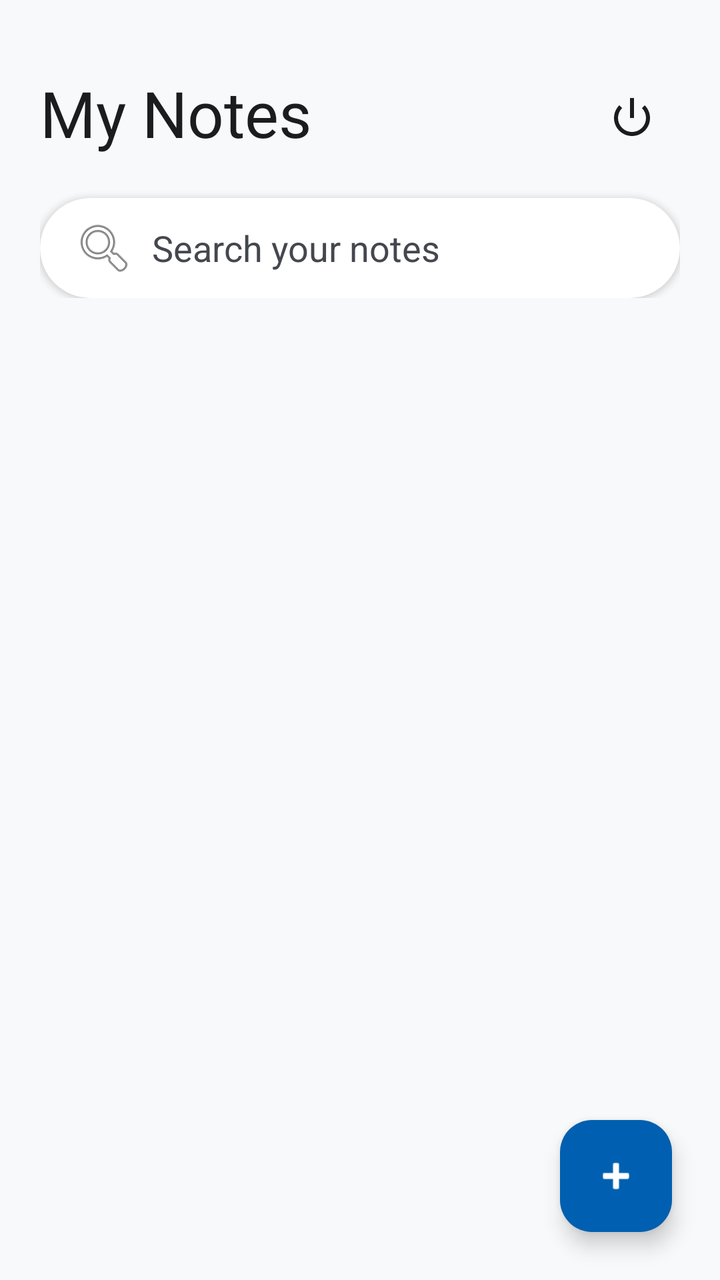
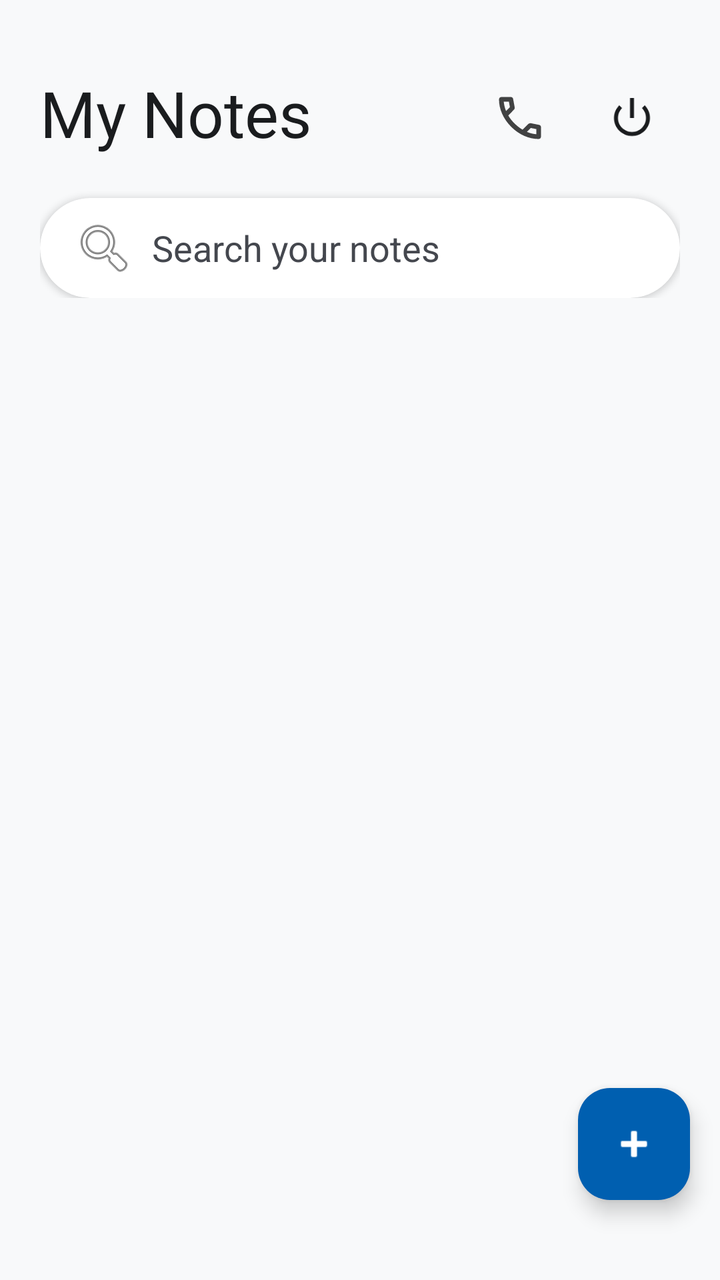

Screens rendered from an Android XML layout before and after an edit, with the pre-edit source and the edit as a unified diff.
<!-- AndroidManifest.xml: application theme Theme.Notepad -->
<!-- res/layout/activity_nextpage.xml -->
<?xml version="1.0" encoding="utf-8"?>
<androidx.coordinatorlayout.widget.CoordinatorLayout xmlns:android="http://schemas.android.com/apk/res/android"
    xmlns:app="http://schemas.android.com/apk/res-auto"
    xmlns:tools="http://schemas.android.com/tools"
    android:id="@+id/main"
    android:layout_width="match_parent"
    android:layout_height="match_parent"
    android:background="@color/gray_light"
    tools:context=".nextpage">

    <com.google.android.material.appbar.AppBarLayout
        android:layout_width="match_parent"
        android:layout_height="wrap_content"
        android:background="@android:color/transparent"
        app:elevation="0dp">

        <LinearLayout
            android:layout_width="match_parent"
            android:layout_height="wrap_content"
            android:orientation="vertical"
            android:paddingHorizontal="20dp"
            android:paddingTop="35dp"
            android:paddingBottom="8dp">

            <RelativeLayout
                android:layout_width="match_parent"
                android:layout_height="wrap_content">

                <TextView
                    android:id="@+id/title_tv"
                    android:layout_width="wrap_content"
                    android:layout_height="wrap_content"
                    android:fontFamily="@font/noteame"
                    android:text="@string/my_notes"
                    android:textColor="@color/black"
                    android:textSize="32sp" />

                <ImageButton
                    android:id="@+id/logout_btn"
                    android:layout_width="48dp"
                    android:layout_height="48dp"
                    android:layout_alignParentEnd="true"
                    android:layout_centerVertical="true"
                    android:background="?attr/selectableItemBackgroundBorderless"
                    android:src="@android:drawable/ic_lock_power_off"
                    app:tint="@color/black"
                    android:contentDescription="Logout" />
            </RelativeLayout>

            <com.google.android.material.card.MaterialCardView
                android:id="@+id/search_card"
                android:layout_width="match_parent"
                android:layout_height="50dp"
                android:layout_marginTop="16dp"
                app:cardCornerRadius="25dp"
                app:cardElevation="2dp"
                app:strokeWidth="0dp"
                app:cardBackgroundColor="@color/white">

                <androidx.appcompat.widget.SearchView
                    android:id="@+id/search_et"
                    android:layout_width="match_parent"
                    android:layout_height="match_parent"
                    android:theme="@style/Theme.Notepad.SearchView"
                    app:iconifiedByDefault="false"
                    app:queryHint="Search your notes"
                    app:searchIcon="@android:drawable/ic_menu_search"
                    app:queryBackground="@android:color/transparent" />

            </com.google.android.material.card.MaterialCardView>
        </LinearLayout>
    </com.google.android.material.appbar.AppBarLayout>

    <androidx.recyclerview.widget.RecyclerView
        android:id="@+id/notes_rv"
        android:layout_width="match_parent"
        android:layout_height="wrap_content"
        android:clipToPadding="false"
        android:paddingHorizontal="10dp"
        android:paddingTop="8dp"
        android:paddingBottom="100dp"
        app:layout_behavior="@string/appbar_scrolling_view_behavior" />

    <com.google.android.material.floatingactionbutton.ExtendedFloatingActionButton
        android:id="@+id/add_note_fab"
        android:layout_width="wrap_content"
        android:layout_height="wrap_content"
        android:layout_gravity="bottom|end"
        android:layout_margin="24dp"
        android:textColor="@color/white"
        android:textAllCaps="false"
        android:fontFamily="sans-serif-medium"
        app:icon="@android:drawable/ic_input_add"
        app:iconTint="@color/white"
        app:backgroundTint="@color/btn_blue"
        app:elevation="6dp"/>

</androidx.coordinatorlayout.widget.CoordinatorLayout>
<!-- resources referenced by this layout -->
<resources>
  <color name="black">#1A1C1E</color>
  <color name="btn_blue">#005FB0</color>
  <color name="gray_light">#F8F9FA</color>
  <color name="white">#FFFFFF</color>
  <string name="my_notes">My Notes</string>
  <style name="Theme.Notepad.SearchView" parent="">
          <item name="android:editTextColor">@color/black</item>
          <item name="android:textColorHint">@color/gray_dark</item>
          <item name="colorAccent">@color/black</item>
          <item name="colorControlNormal">@color/black</item>
      </style>
  <style name="Theme.Notepad" parent="Base.Theme.Notepad" />
  <color name="gray_dark">#44474E</color>
  <style name="Base.Theme.Notepad" parent="Theme.Material3.DayNight.NoActionBar">
          
          
      </style>
</resources>

<!-- the commit's change to res/layout/activity_nextpage.xml (unified diff, before → after) -->
@@ -34,6 +34,17 @@
                     android:text="@string/my_notes"
                     android:textColor="@color/black"
                     android:textSize="32sp" />
+
+                <ImageView
+                    android:id="@+id/customer_care"
+                    android:layout_width="48dp"
+                    android:layout_height="48dp"
+                    android:layout_centerVertical="true"
+                    android:layout_marginEnd="8dp"
+                    android:layout_toStartOf="@id/logout_btn"
+                    android:background="?attr/selectableItemBackgroundBorderless"
+                    android:padding="10dp"
+                    android:src="@drawable/outline_call_24" />
 
                 <ImageButton
                     android:id="@+id/logout_btn"
@@ -86,7 +97,8 @@
         android:layout_width="wrap_content"
         android:layout_height="wrap_content"
         android:layout_gravity="bottom|end"
-        android:layout_margin="24dp"
+        android:layout_marginBottom="40dp"
+        android:layout_marginEnd="15dp"
         android:textColor="@color/white"
         android:textAllCaps="false"
         android:fontFamily="sans-serif-medium"
<!-- resource entries referenced after the edit -->
@@ -4,6 +4,12 @@
   <color name="btn_blue">#005FB0</color>
   <color name="gray_light">#F8F9FA</color>
   <color name="white">#FFFFFF</color>
+  <!-- drawable outline_call_24 (drawable) -->
+  <vector xmlns:android="http://schemas.android.com/apk/res/android" android:alpha="0.74" android:height="24dp" android:tint="#000000" android:viewportHeight="960" android:viewportWidth="960" android:width="24dp">
+        
+      <path android:fillColor="@android:color/white" android:pathData="M798,840Q673,840 551,785.5Q429,731 329,631Q229,531 174.5,409Q120,287 120,162Q120,144 132,132Q144,120 162,120L324,120Q338,120 349,129.5Q360,139 362,152L388,292Q390,308 387,319Q384,330 376,338L279,436Q299,473 326.5,507.5Q354,542 387,574Q418,605 452,631.5Q486,658 524,680L618,586Q627,577 641.5,572.5Q656,568 670,570L808,598Q822,602 831,612.5Q840,623 840,636L840,798Q840,816 828,828Q816,840 798,840ZM241,360L307,294Q307,294 307,294Q307,294 307,294L290,200Q290,200 290,200Q290,200 290,200L201,200Q201,200 201,200Q201,200 201,200Q206,241 215,281Q224,321 241,360ZM599,718Q638,735 678.5,745Q719,755 760,758Q760,758 760,758Q760,758 760,758L760,670Q760,670 760,670Q760,670 760,670L666,651Q666,651 666,651Q666,651 666,651L599,718ZM241,360Q241,360 241,360Q241,360 241,360Q241,360 241,360Q241,360 241,360L241,360Q241,360 241,360Q241,360 241,360L241,360Q241,360 241,360Q241,360 241,360ZM599,718L599,718Q599,718 599,718Q599,718 599,718L599,718Q599,718 599,718Q599,718 599,718L599,718Q599,718 599,718Q599,718 599,718Q599,718 599,718Q599,718 599,718Z"/>
+      
+  </vector>
   <string name="my_notes">My Notes</string>
   <style name="Theme.Notepad.SearchView" parent="">
           <item name="android:editTextColor">@color/black</item>
